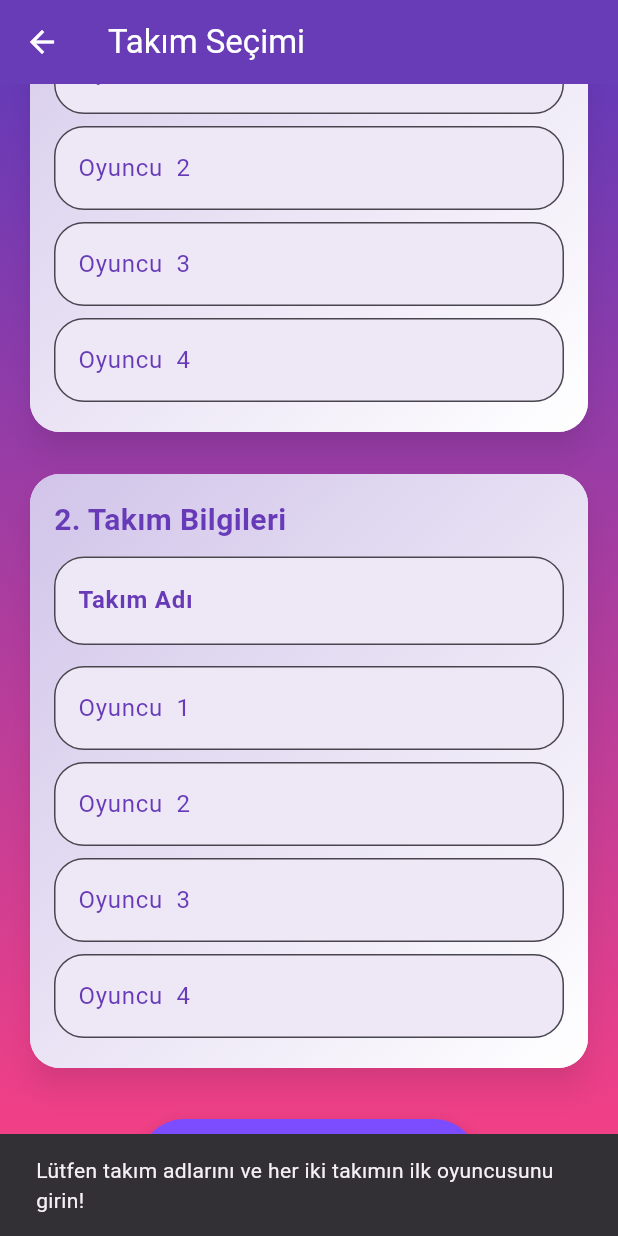
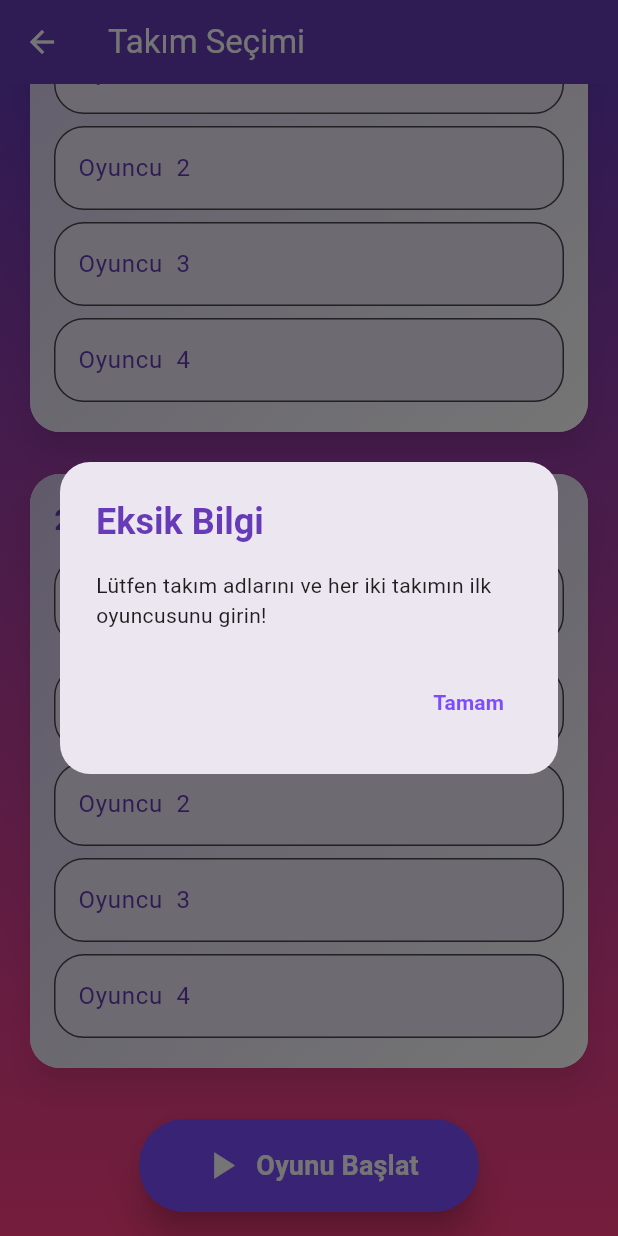
Before and after one commit to emrearinc/PasGec, a Flutter app: the TeamSelectionScreen screen opened directly with empty values, scrolled down 204 dp, after a tap on "Oyunu Başlat", on a phone screen of 412 x 824 dp. Run offline on Flutter 3.47's test engine with Material 3 defaults, Android fonts, the phone set to English and light mode, and no system bars; our stand-ins replace audioplayers, auto_size_text, awesome_dialog, shared_preferences, sqflite, vibration; accounts and stored records are empty.

Commit message:
takım ayarlamasında uyarı güzelleşti

```diff
--- a/lib/team_selection_screen.dart
+++ b/lib/team_selection_screen.dart
@@ -70,12 +70,46 @@ class _TeamSelectionScreenState extends State<TeamSelectionScreen> {
         ),
       );
     } else {
-      ScaffoldMessenger.of(context).showSnackBar(
-        const SnackBar(
-          content: Text('Lütfen takım adlarını ve her iki takımın ilk oyuncusunu girin!'),
-        ),
-      );
+      showAlertDialog('Lütfen takım adlarını ve her iki takımın ilk oyuncusunu girin!');
     }
+  }
+
+  void showAlertDialog(String message) {
+    showDialog(
+      context: context,
+      builder: (BuildContext context) {
+        return AlertDialog(
+          title: const Text(
+            'Eksik Bilgi',
+            style: TextStyle(
+              color: Colors.deepPurple,
+              fontWeight: FontWeight.bold,
+            ),
+          ),
+          content: Text(
+            message,
+            style: const TextStyle(color: Colors.black87),
+          ),
+          shape: RoundedRectangleBorder(
+            borderRadius: BorderRadius.circular(20),
+          ),
+          actions: [
+            TextButton(
+              onPressed: () {
+                Navigator.of(context).pop();
+              },
+              child: const Text(
+                'Tamam',
+                style: TextStyle(
+                  color: Colors.deepPurpleAccent,
+                  fontWeight: FontWeight.bold,
+                ),
+              ),
+            ),
+          ],
+        );
+      },
+    );
   }
 
   @override
```
